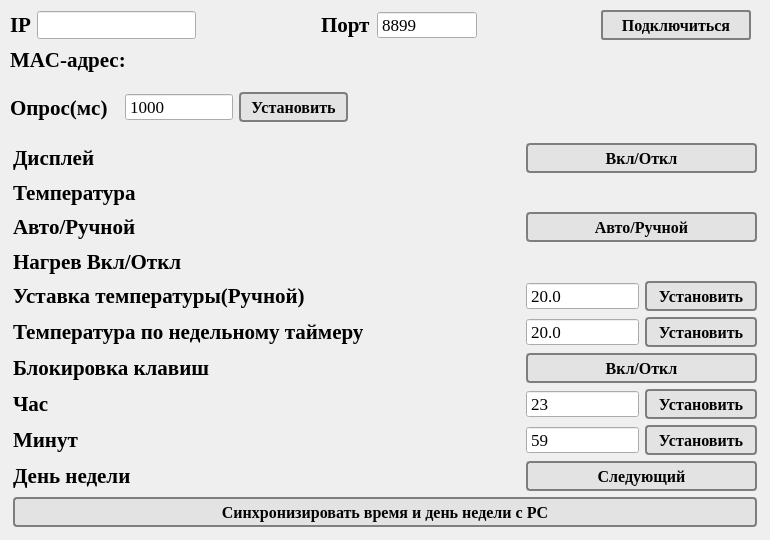
Old version of the form qt/wind.ui in the repository Dmitry123654789/Termostat-BHT-006.
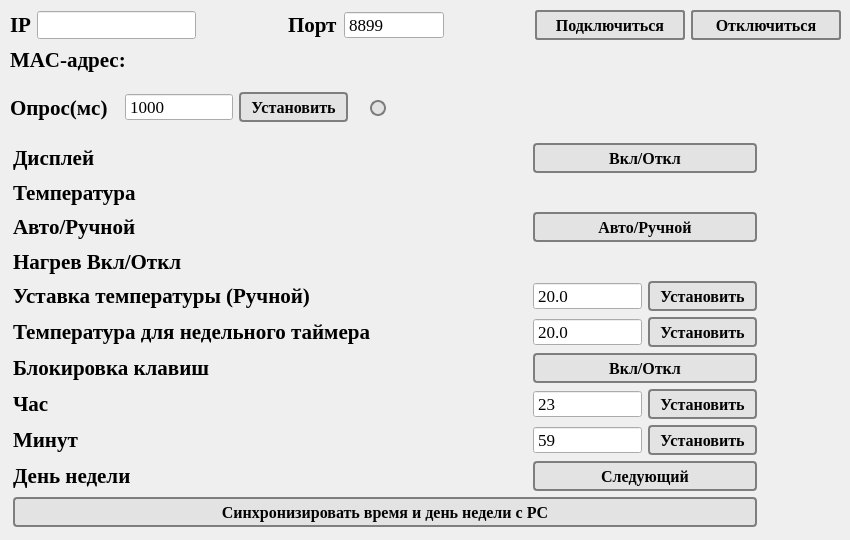
New version of the form. Icons and pictures are not drawn.

Commit message: Исправлена ошибка вылета приложения, добавлена кнопка "Отключить"

```diff
--- a/qt/wind.ui
+++ b/qt/wind.ui
@@ -6,19 +6,19 @@
    <rect>
     <x>0</x>
     <y>0</y>
-    <width>770</width>
+    <width>850</width>
     <height>540</height>
    </rect>
   </property>
   <property name="minimumSize">
    <size>
-    <width>770</width>
+    <width>850</width>
     <height>540</height>
    </size>
   </property>
   <property name="maximumSize">
    <size>
-    <width>770</width>
+    <width>850</width>
     <height>540</height>
    </size>
   </property>
@@ -140,7 +140,7 @@
      <rect>
       <x>10</x>
       <y>10</y>
-      <width>741</width>
+      <width>831</width>
       <height>64</height>
      </rect>
     </property>
@@ -275,6 +275,39 @@
          </property>
         </widget>
        </item>
+       <item>
+        <widget class="QPushButton" name="pushButton_unset_device">
+         <property name="minimumSize">
+          <size>
+           <width>150</width>
+           <height>30</height>
+          </size>
+         </property>
+         <property name="font">
+          <font>
+           <family>Times New Roman</family>
+           <pointsize>12</pointsize>
+           <bold>true</bold>
+          </font>
+         </property>
+         <property name="styleSheet">
+          <string notr="true">QPushButton{
+	background-color: rgb(227, 227, 227);
+	color: rgb(3, 3, 3);
+	border: 2px solid rgb(126, 126, 126);
+	border-radius: 3px
+}
+
+QPushButton:hover{
+	background-color: rgb(30, 170, 14);
+	color: rgb(255, 255, 255);
+}</string>
+         </property>
+         <property name="text">
+          <string>Отключиться</string>
+         </property>
+        </widget>
+       </item>
       </layout>
      </item>
      <item>
@@ -372,10 +405,10 @@
           <number>1</number>
          </property>
          <property name="minimum">
-          <double>0.000000000000000</double>
+          <double>5.000000000000000</double>
          </property>
          <property name="maximum">
-          <double>35.000000000000000</double>
+          <double>44.000000000000000</double>
          </property>
          <property name="value">
           <double>20.000000000000000</double>
@@ -440,7 +473,7 @@
         </font>
        </property>
        <property name="text">
-        <string>Температура по недельному таймеру</string>
+        <string>Температура для недельного таймера</string>
        </property>
       </widget>
      </item>
@@ -504,7 +537,7 @@
           <double>5.000000000000000</double>
          </property>
          <property name="maximum">
-          <double>35.000000000000000</double>
+          <double>44.000000000000000</double>
          </property>
          <property name="value">
           <double>20.000000000000000</double>
@@ -555,7 +588,7 @@
         </font>
        </property>
        <property name="text">
-        <string>Уставка температуры(Ручной)</string>
+        <string>Уставка температуры (Ручной)</string>
        </property>
       </widget>
      </item>
@@ -999,6 +1032,31 @@
      </item>
     </layout>
    </widget>
+   <widget class="QPushButton" name="pushButton_upload">
+    <property name="enabled">
+     <bool>false</bool>
+    </property>
+    <property name="geometry">
+     <rect>
+      <x>370</x>
+      <y>100</y>
+      <width>16</width>
+      <height>16</height>
+     </rect>
+    </property>
+    <property name="styleSheet">
+     <string notr="true">QPushButton{
+background-color: rgb(227, 227, 227);
+	color: rgb(3, 3, 3);
+	border: 2px solid rgb(126, 126, 126);
+	border-radius: 8px
+}
+</string>
+    </property>
+    <property name="text">
+     <string/>
+    </property>
+   </widget>
   </widget>
  </widget>
  <resources/>
```
Left out of the diff: 6 changed lines with no effect on the pictures. The commit also changes 6 other files.
